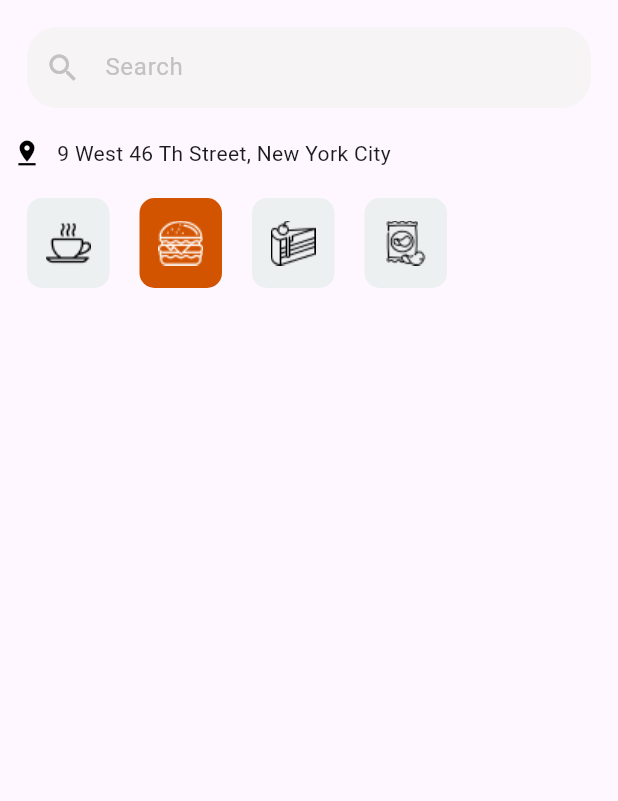
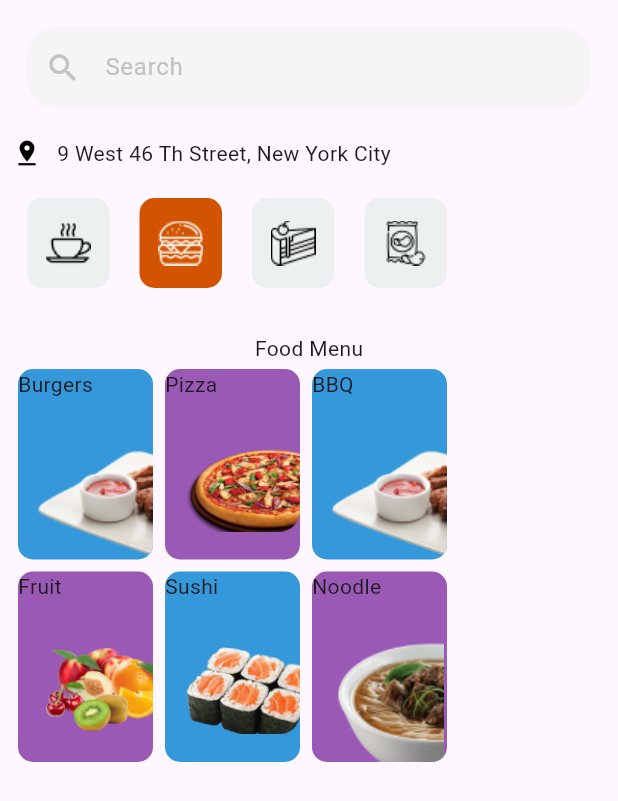
Before and after one commit to yyBasiony/food_delivery_app, a Flutter app: the HomePage screen opened by its route, on a phone screen of 412 x 824 dp. Shown: the top 801 px of the screen. Run offline on Flutter 3.47's test engine with Material 3 defaults, Android fonts, the phone set to English and light mode, and no system bars.

Commit message:
add some detials

```diff
--- a/lib/presentation/main_view/home/home_page.dart
+++ b/lib/presentation/main_view/home/home_page.dart
@@ -48,6 +48,103 @@ class _HomePageState extends State<HomePage> {
               ],
             ),
             const CustomFoodItems(),
+            const SizedBox(
+              height: 20,
+            ),
+            const Text(textAlign: TextAlign.start, 'Food Menu'),
+            Column(
+              children: [
+                Row(
+                  children: [
+                    Padding(
+                      padding: const EdgeInsets.all(4.0),
+                      child: Container(
+                        height: 127,
+                        width: 90,
+                        decoration: BoxDecoration(
+                          color: Color(0xff3498DB),
+                          borderRadius: BorderRadius.circular(10),
+                          image: DecorationImage(
+                              image: AssetImage(
+                            AssetData.burgers,
+                          )),
+                        ),
+                        child: const Text('Burgers'),
+                      ),
+                    ),
+                    Padding(
+                      padding: const EdgeInsets.all(4.0),
+                      child: Container(
+                        height: 127,
+                        width: 90,
+                        decoration: BoxDecoration(
+                            color: Color(0xff9B59B6),
+                            borderRadius: BorderRadius.circular(10),
+                            image: DecorationImage(
+                                image: AssetImage(AssetData.pizza))),
+                        child: const Text('Pizza'),
+                      ),
+                    ),
+                    Padding(
+                      padding: const EdgeInsets.all(4.0),
+                      child: Container(
+                        height: 127,
+                        width: 90,
+                        decoration: BoxDecoration(
+                            color: Color(0xff3498DB),
+                            borderRadius: BorderRadius.circular(10),
+                            image: DecorationImage(
+                                image: AssetImage(AssetData.BBQ))),
+                        child: const Text('BBQ'),
+                      ),
+                    ),
+                  ],
+                ),
+                Row(
+                  children: [
+                    Padding(
+                      padding: const EdgeInsets.all(4.0),
+                      child: Container(
+                        height: 127,
+                        width: 90,
+                        decoration: BoxDecoration(
+                            color: Color(0xff9B59B6),
+                            borderRadius: BorderRadius.circular(10),
+                            image: DecorationImage(
+                                image: AssetImage(AssetData.fruit))),
+                        child: const Text('Fruit'),
+                      ),
+                    ),
+                    Padding(
+                      padding: const EdgeInsets.all(4.0),
+                      child: Container(
+                        height: 127,
+                        width: 90,
+                        decoration: BoxDecoration(
+                            color: Color(0xff3498DB),
+                            borderRadius: BorderRadius.circular(10),
+                            image: DecorationImage(
+                                image: AssetImage(AssetData.sushi))),
+                        child: const Text('Sushi'),
+                      ),
+                    ),
+                    Padding(
+                      padding: const EdgeInsets.all(4.0),
+                      child: Container(
+                        height: 127,
+                        width: 90,
+                        decoration: BoxDecoration(
+                            color: Color(0xff9B59B6),
+                            borderRadius: BorderRadius.circular(10),
+                            image: DecorationImage(
+                                image: AssetImage(AssetData.noodle))),
+                        child: const Text('Noodle'),
+                      ),
+                    ),
+                  ],
+                ),
+              ],
+            ),
           ],
         ),
       ),
--- a/lib/presentation/resources/assets_data.dart
+++ b/lib/presentation/resources/assets_data.dart
@@ -13,4 +13,10 @@ class AssetData {
   static String food = 'assets/images/burger (1) 1.png';
   static String cake = 'assets/images/piece-of-cake 1 (1).png';
   static String snack = 'assets/images/potato-chips 1.png';
+  static String sushi = 'assets/images/image (3).png';
+  static String noodle = 'assets/images/image (4).png';
+  static String BBQ = 'assets/images/image 2.png';
+  static String burgers = 'assets/images/image 2.png';
+  static String fruit = 'assets/images/image 3.png';
+  static String pizza = 'assets/images/image (1).png';
 }
```
Also changed, not shown: assets/images/image (1).png (added).
